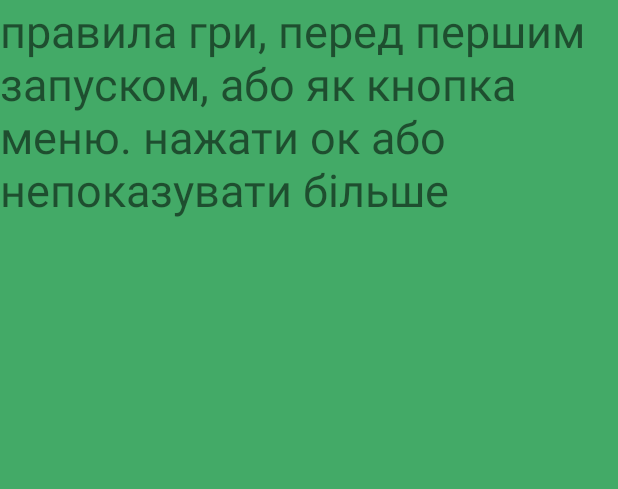
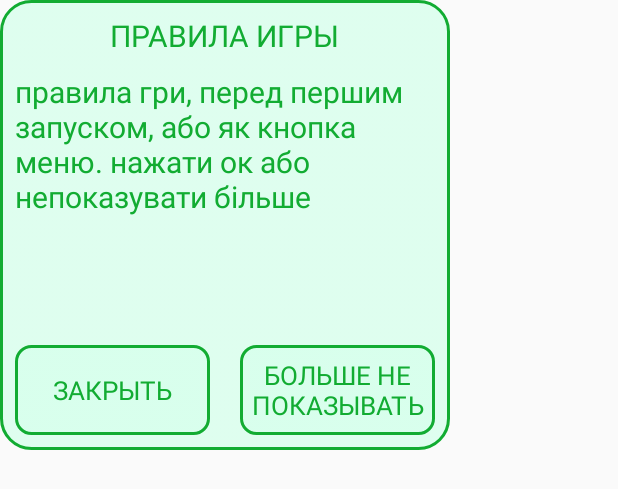
Before and after one commit to GreenQ/ETC, an Android app: the layout learn.xml on its own in the app's theme, with its tools: preview values and no code run, on a phone screen of 412 x 824 dp. Shown: the top 489 px of the screen. Run offline under Robolectric (Android 15) with nearby library versions, the phone set to English and light mode, and no system bars.

Commit message:
plis specifi comit 4ange

```diff
--- /dev/null
+++ b/app/src/main/res/drawable/learn.xml
@@ -0,0 +1,19 @@
+<?xml version="1.0" encoding="utf-8"?>
+<selector xmlns:android="http://schemas.android.com/apk/res/android">
+
+    <item>
+        <layer-list>
+
+            <item android:bottom="0dp" android:right="0dp">
+                <shape>
+                    <gradient android:angle="270"
+                        android:endColor="#c9d7ffec" android:startColor="#c9d7ffec" />
+                    <stroke android:width="2dp" android:color="#ff12ac32" />
+                    <corners android:radius="20dp" />
+
+                </shape>
+            </item>
+        </layer-list>
+    </item>
+
+</selector>
--- a/app/src/main/res/layout/learn.xml
+++ b/app/src/main/res/layout/learn.xml
@@ -1,15 +1,72 @@
 <?xml version="1.0" encoding="utf-8"?>
 <RelativeLayout xmlns:android="http://schemas.android.com/apk/res/android"
-    android:orientation="vertical" android:layout_width="match_parent"
-    android:layout_height="match_parent"
-    android:background="#ff43aa67">
+    android:orientation="vertical" android:layout_width="300dp"
+    android:layout_height="300dp"
+    android:background="@drawable/learn">
 
 
     <TextView
         android:layout_width="wrap_content"
         android:layout_height="wrap_content"
+        android:text="ПРАВИЛА ИГРЫ"
+        android:textSize="20sp"
+        android:textColor="#ff12ac32"
+        android:layout_marginTop="10dp"
+        android:id="@+id/pravila"
+        android:layout_centerHorizontal="true"/>
+
+
+    <TextView
+        android:layout_below="@+id/pravila"
+        android:layout_margin="10dp"
+        android:id="@+id/pravila_text"
+        android:textColor="#ff12ac32"
+        android:layout_width="wrap_content"
+        android:layout_height="wrap_content"
         android:text="правила гри, перед першим запуском, або як кнопка меню. нажати ок або непоказувати більше"
-        android:textSize="30sp"/>
+        android:textSize="20sp"/>
+
+
+    <RelativeLayout
+        android:layout_marginTop="5dp"
+        android:layout_alignParentBottom="true"
+        android:layout_marginBottom="10dp"
+        android:id="@+id/new_game"
+        android:layout_marginLeft="10dp"
+        android:layout_width="130dp"
+        android:layout_height="60dp"
+        android:background="@drawable/active_rec">
+
+        <TextView
+            android:layout_centerInParent="true"
+            android:layout_width="wrap_content"
+            android:layout_height="wrap_content"
+            android:textColor="#ff12ac32"
+            android:textSize="17sp"
+            android:text="ЗАКРЫТЬ"/>
+    </RelativeLayout>
+
+
+    <RelativeLayout
+        android:layout_marginRight="10dp"
+        android:layout_marginTop="5dp"
+        android:layout_alignParentBottom="true"
+        android:layout_alignParentRight="true"
+        android:layout_marginBottom="10dp"
+        android:id="@+id/exit"
+        android:layout_width="130dp"
+        android:layout_height="60dp"
+        android:background="@drawable/active_rec">
+
+        <TextView
+            android:gravity="center"
+            android:layout_centerInParent="true"
+            android:layout_width="wrap_content"
+            android:layout_height="wrap_content"
+            android:textColor="#ff12ac32"
+            android:textSize="17sp"
+            android:text="БОЛЬШЕ НЕ ПОКАЗЫВАТЬ"/>
+    </RelativeLayout>
 
 
 </RelativeLayout>
```
